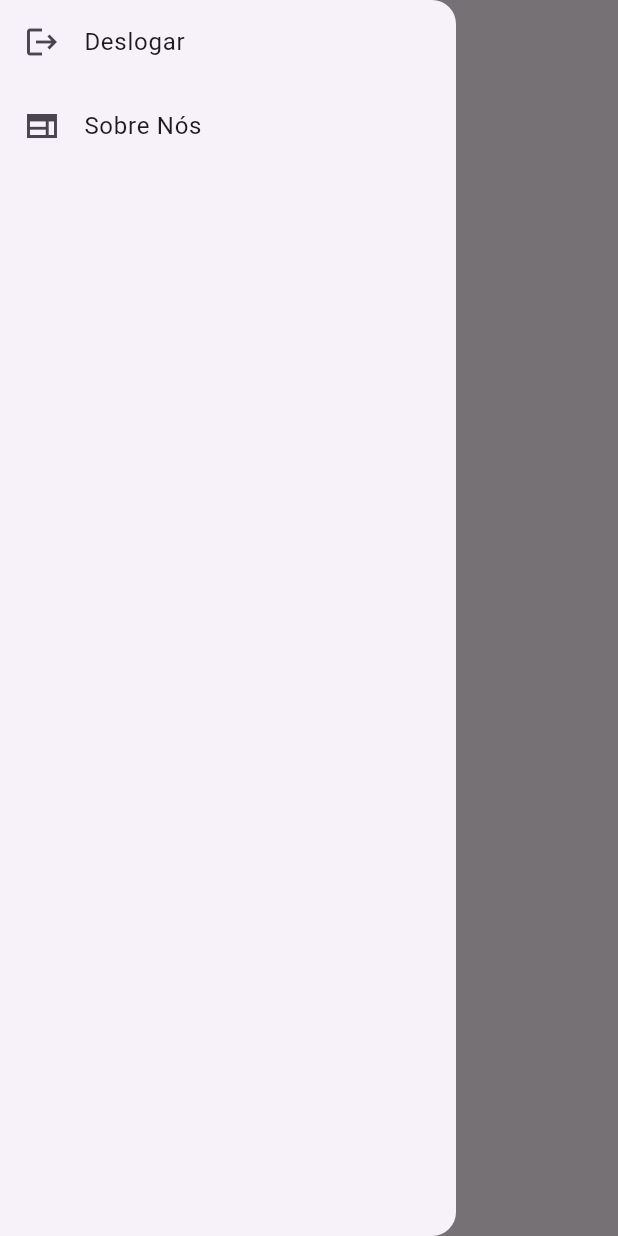
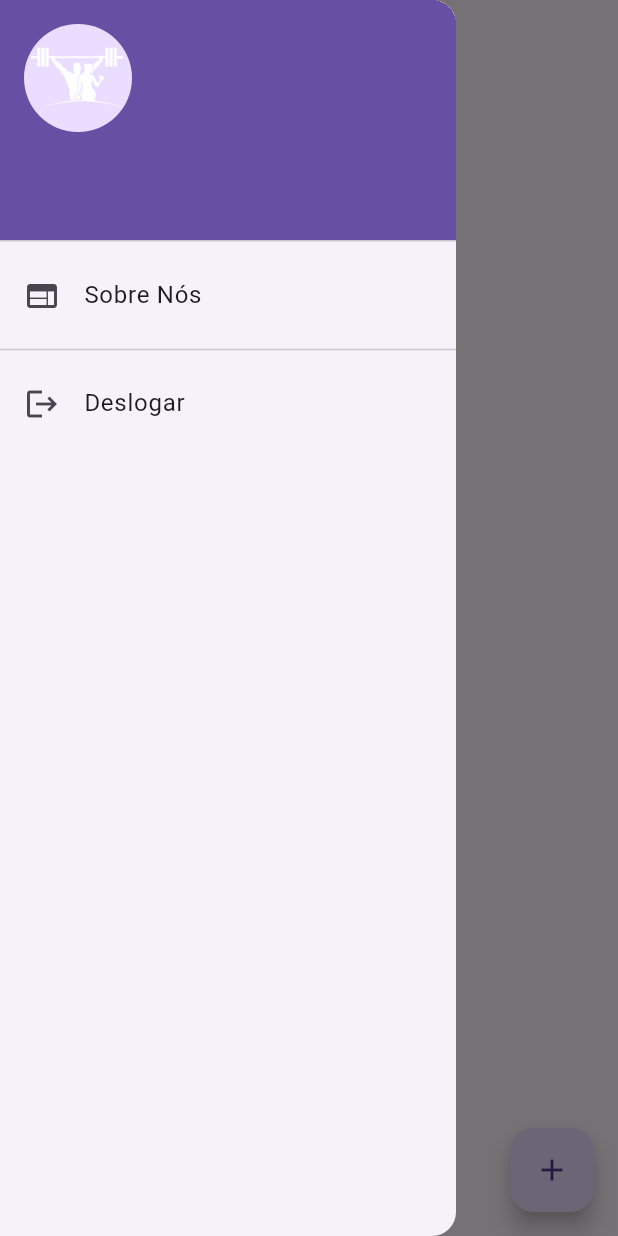
Before and after one commit to natanasilva/AppAcademia, a Flutter app: the screen it shows once a user with an empty profile is signed in, with the side drawer open, on a phone screen of 412 x 824 dp. Run offline on Flutter 3.47's test engine with Material 3 defaults, Android fonts, the phone set to English and light mode, and no system bars; our stand-ins replace firebase_auth, firebase_core; accounts and stored records are empty; generated files the repository leaves out were written again.

Commit message:
Criando o formulário

```diff
--- a/lib/main.dart
+++ b/lib/main.dart
@@ -5,7 +5,7 @@ import 'package:firebase_core/firebase_core.dart';
 
 import 'firebase_options.dart';
 import 'telas/autencicacao_tela.dart';
-import 'telas/inicio._tela.dart';
+import 'telas/inicio_tela.dart';
 
 void main() async {
   WidgetsFlutterBinding.ensureInitialized();
@@ -37,7 +37,9 @@ class RoteadorTela extends StatelessWidget {
       stream: FirebaseAuth.instance.userChanges(),
       builder: (context, snapshot) {
         if (snapshot.hasData) {
-          return InicioTela();
+          return InicioTela(
+            user: snapshot.data!,
+          );
         } else {
           return const AutenticacaoTela();
         }
--- a/lib/telas/inicio._tela.dart
+++ /dev/null
@@ -1,39 +0,0 @@
-import 'package:flutter/material.dart';
-import 'package:flutter/widgets.dart';
-import '../modelos/exercicio_modelo.dart';
-import '../servicos/autenticacao_servico.dart';
-
-class InicioTela extends StatelessWidget {
-  InicioTela({super.key});
-
-  final List<ExercicioModelo> listaExercicios = [
-  ];
-
-  @override
-  Widget build(BuildContext context) {
-    return Scaffold(
-      appBar: AppBar(
-        title: const Text("Meus Exercícios"),
-      ),
-      drawer: Drawer(
-        child: ListView(
-          children: [
-            ListTile(
-              leading: Icon(Icons.logout),
-              title: Text("Deslogar"),
-              onTap: () {
-                AutenticacaoServico().deslogar();
-              },
-            ),
-            ListTile(
-              leading: Icon(Icons.web_sharp),
-              title: Text("Sobre Nós"),
-              onTap: () {
-              },
-            ),
-          ],
-        ),
-      ),
-    );
-  }
-}
--- /dev/null
+++ b/lib/telas/inicio_tela.dart
@@ -0,0 +1,94 @@
+import 'package:eu_fitness/_comum/inicio_modal.dart';
+import 'package:eu_fitness/telas/exercicio_tela.dart';
+import 'package:firebase_auth/firebase_auth.dart';
+import 'package:flutter/material.dart';
+import '../modelos/exercicio_modelo.dart';
+import '../servicos/autenticacao_servico.dart';
+
+class InicioTela extends StatefulWidget {
+  final User user;
+
+  const InicioTela({super.key, required this.user});
+
+  @override
+  State<InicioTela> createState() => _InicioTelaState();
+}
+
+class _InicioTelaState extends State<InicioTela> {
+  final List<ExercicioModelo> listaExercicios = [
+    ExercicioModelo(
+        id: "EX01",
+        nome: "Puxada Alta",
+        treino: "Treino A",
+        comoFazer: "Puxe alto"),
+    ExercicioModelo(
+        id: "EX01",
+        nome: "Puxada Alta",
+        treino: "Treino B",
+        comoFazer: "Puxe baixo"),
+  ];
+
+  @override
+  Widget build(BuildContext context) {
+    return Scaffold(
+      appBar: AppBar(
+        title: const Text("Meus Exercícios"),
+      ),
+      drawer: Drawer(
+        child: ListView(
+          children: [
+            UserAccountsDrawerHeader(
+              currentAccountPicture: CircleAvatar(
+                backgroundImage: AssetImage("assets/logo_redondo.png"),
+              ),
+              accountName: Text((widget.user.displayName != null)
+                  ? widget.user.displayName!
+                  : ""),
+              accountEmail: Text(widget.user.email!),
+            ),
+            ListTile(
+              leading: Icon(Icons.web),
+              title: Text("Sobre Nós"),
+              onTap: () {},
+            ),
+            const Divider(),
+            ListTile(
+              leading: Icon(Icons.logout),
+              title: Text("Deslogar"),
+              onTap: () {
+                AutenticacaoServico().deslogar();
+              },
+            ),
+          ],
+        ),
+      ),
+      floatingActionButton: FloatingActionButton(
+        child: const Icon(Icons.add),
+        onPressed: () {
+          mostraModalInicio(context);
+        },
+      ),
+      body: ListView(
+        children: List.generate(
+          listaExercicios.length,
+          (index) {
+            ExercicioModelo exercicioModelo = listaExercicios[index];
+            return ListTile(
+              title: Text(exercicioModelo.nome),
+              subtitle: Text(exercicioModelo.treino),
+              onTap: () {
+                Navigator.push(
+                  context,
+                  MaterialPageRoute(
+                    builder: (context) =>
+                        ExercicioTela(exercicioModelo: exercicioModelo),
+                  ),
+                );
+              },
+            );
+          },
+        ),
+      ),
+    );
+  }
+}
```
Also changed, not shown: lib/_comum/inicio_modal.dart (added, +72 -0 lines), lib/telas/exercicio_tela.dart (+2 -6 lines), 2 other files.
